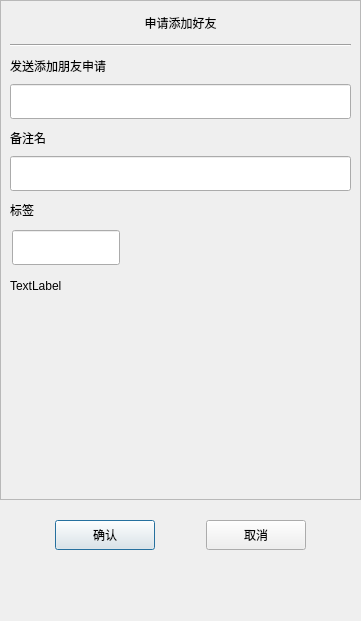
The window that client/llfcchat/src/dialogs/applyfriend.ui (echo9923/mychatter) describes before a commit, drawn with Qt 5.
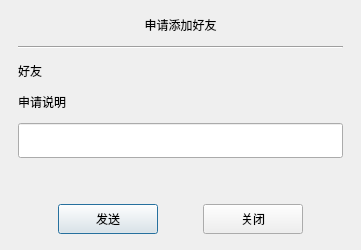
The same window after the commit. Custom widgets are drawn as their Qt base class.

```diff
--- a/client/llfcchat/src/dialogs/applyfriend.ui
+++ b/client/llfcchat/src/dialogs/applyfriend.ui
@@ -3,558 +3,74 @@
  <class>ApplyFriend</class>
  <widget class="QDialog" name="ApplyFriend">
   <property name="geometry">
-   <rect>
-    <x>0</x>
-    <y>0</y>
-    <width>361</width>
-    <height>621</height>
-   </rect>
+   <rect><x>0</x><y>0</y><width>361</width><height>250</height></rect>
   </property>
   <property name="minimumSize">
-   <size>
-    <width>361</width>
-    <height>621</height>
-   </size>
+   <size><width>361</width><height>250</height></size>
   </property>
   <property name="maximumSize">
-   <size>
-    <width>361</width>
-    <height>621</height>
-   </size>
+   <size><width>361</width><height>250</height></size>
   </property>
   <property name="windowTitle">
    <string>Dialog</string>
   </property>
   <layout class="QVBoxLayout" name="verticalLayout">
-   <property name="spacing">
-    <number>0</number>
-   </property>
-   <property name="leftMargin">
-    <number>0</number>
-   </property>
-   <property name="topMargin">
-    <number>0</number>
-   </property>
-   <property name="rightMargin">
-    <number>0</number>
-   </property>
-   <property name="bottomMargin">
-    <number>0</number>
-   </property>
+   <property name="leftMargin"><number>18</number></property>
+   <property name="topMargin"><number>16</number></property>
+   <property name="rightMargin"><number>18</number></property>
+   <property name="bottomMargin"><number>16</number></property>
+   <property name="spacing"><number>12</number></property>
    <item>
-    <widget class="QScrollArea" name="scrollArea">
-     <property name="minimumSize">
-      <size>
-       <width>0</width>
-       <height>500</height>
-      </size>
-     </property>
-     <property name="widgetResizable">
-      <bool>true</bool>
-     </property>
-     <widget class="QWidget" name="scrollcontent">
-      <property name="geometry">
-       <rect>
-        <x>0</x>
-        <y>0</y>
-        <width>359</width>
-        <height>498</height>
-       </rect>
-      </property>
-      <layout class="QVBoxLayout" name="verticalLayout_6">
-       <property name="spacing">
-        <number>0</number>
-       </property>
-       <property name="leftMargin">
-        <number>0</number>
-       </property>
-       <property name="rightMargin">
-        <number>0</number>
-       </property>
-       <item>
-        <widget class="QLabel" name="apply_lb">
-         <property name="minimumSize">
-          <size>
-           <width>0</width>
-           <height>25</height>
-          </size>
-         </property>
-         <property name="maximumSize">
-          <size>
-           <width>16777215</width>
-           <height>25</height>
-          </size>
-         </property>
-         <property name="text">
-          <string>申请添加好友</string>
-         </property>
-         <property name="alignment">
-          <set>Qt::AlignCenter</set>
-         </property>
-        </widget>
-       </item>
-       <item>
-        <widget class="QWidget" name="apply_wid" native="true">
-         <layout class="QVBoxLayout" name="verticalLayout_2">
-          <item>
-           <widget class="Line" name="h_line">
-            <property name="orientation">
-             <enum>Qt::Horizontal</enum>
-            </property>
-           </widget>
-          </item>
-          <item>
-           <widget class="QLabel" name="label">
-            <property name="minimumSize">
-             <size>
-              <width>0</width>
-              <height>25</height>
-             </size>
-            </property>
-            <property name="maximumSize">
-             <size>
-              <width>16777215</width>
-              <height>25</height>
-             </size>
-            </property>
-            <property name="text">
-             <string>发送添加朋友申请</string>
-            </property>
-           </widget>
-          </item>
-          <item>
-           <widget class="CustomizeEdit" name="name_ed">
-            <property name="minimumSize">
-             <size>
-              <width>0</width>
-              <height>35</height>
-             </size>
-            </property>
-            <property name="maximumSize">
-             <size>
-              <width>16777215</width>
-              <height>35</height>
-             </size>
-            </property>
-           </widget>
-          </item>
-          <item>
-           <widget class="QLabel" name="label_2">
-            <property name="minimumSize">
-             <size>
-              <width>0</width>
-              <height>25</height>
-             </size>
-            </property>
-            <property name="maximumSize">
-             <size>
-              <width>16777215</width>
-              <height>25</height>
-             </size>
-            </property>
-            <property name="text">
-             <string>备注名</string>
-            </property>
-           </widget>
-          </item>
-          <item>
-           <widget class="CustomizeEdit" name="back_ed">
-            <property name="minimumSize">
-             <size>
-              <width>0</width>
-              <height>35</height>
-             </size>
-            </property>
-            <property name="maximumSize">
-             <size>
-              <width>16777215</width>
-              <height>35</height>
-             </size>
-            </property>
-           </widget>
-          </item>
-          <item>
-           <widget class="QLabel" name="label_3">
-            <property name="minimumSize">
-             <size>
-              <width>0</width>
-              <height>25</height>
-             </size>
-            </property>
-            <property name="maximumSize">
-             <size>
-              <width>16777215</width>
-              <height>25</height>
-             </size>
-            </property>
-            <property name="text">
-             <string>标签</string>
-            </property>
-           </widget>
-          </item>
-          <item>
-           <widget class="QWidget" name="lb_group_wid" native="true">
-            <property name="minimumSize">
-             <size>
-              <width>0</width>
-              <height>50</height>
-             </size>
-            </property>
-            <layout class="QVBoxLayout" name="verticalLayout_4">
-             <property name="spacing">
-              <number>0</number>
-             </property>
-             <property name="leftMargin">
-              <number>0</number>
-             </property>
-             <property name="topMargin">
-              <number>0</number>
-             </property>
-             <property name="rightMargin">
-              <number>0</number>
-             </property>
-             <property name="bottomMargin">
-              <number>0</number>
-             </property>
-             <item>
-              <widget class="QWidget" name="gridWidget" native="true">
-               <property name="minimumSize">
-                <size>
-                 <width>0</width>
-                 <height>40</height>
-                </size>
-               </property>
-               <property name="maximumSize">
-                <size>
-                 <width>16777215</width>
-                 <height>40</height>
-                </size>
-               </property>
-               <widget class="CustomizeEdit" name="lb_ed">
-                <property name="geometry">
-                 <rect>
-                  <x>2</x>
-                  <y>2</y>
-                  <width>108</width>
-                  <height>35</height>
-                 </rect>
-                </property>
-                <property name="minimumSize">
-                 <size>
-                  <width>0</width>
-                  <height>0</height>
-                 </size>
-                </property>
-                <property name="maximumSize">
-                 <size>
-                  <width>16777215</width>
-                  <height>35</height>
-                 </size>
-                </property>
-               </widget>
-              </widget>
-             </item>
-             <item>
-              <widget class="QWidget" name="input_tip_wid" native="true">
-               <property name="minimumSize">
-                <size>
-                 <width>0</width>
-                 <height>35</height>
-                </size>
-               </property>
-               <layout class="QVBoxLayout" name="verticalLayout_5">
-                <property name="spacing">
-                 <number>0</number>
-                </property>
-                <property name="leftMargin">
-                 <number>0</number>
-                </property>
-                <property name="topMargin">
-                 <number>0</number>
-                </property>
-                <property name="rightMargin">
-                 <number>0</number>
-                </property>
-                <property name="bottomMargin">
-                 <number>0</number>
-                </property>
-                <item>
-                 <widget class="ClickedOnceLabel" name="tip_lb">
-                  <property name="text">
-                   <string>TextLabel</string>
-                  </property>
-                  <property name="alignment">
-                   <set>Qt::AlignLeading|Qt::AlignLeft|Qt::AlignVCenter</set>
-                  </property>
-                 </widget>
-                </item>
-               </layout>
-              </widget>
-             </item>
-            </layout>
-           </widget>
-          </item>
-          <item>
-           <widget class="QWidget" name="widget" native="true">
-            <property name="minimumSize">
-             <size>
-              <width>0</width>
-              <height>60</height>
-             </size>
-            </property>
-            <property name="maximumSize">
-             <size>
-              <width>16777215</width>
-              <height>16777215</height>
-             </size>
-            </property>
-            <layout class="QHBoxLayout" name="horizontalLayout">
-             <property name="leftMargin">
-              <number>0</number>
-             </property>
-             <property name="topMargin">
-              <number>0</number>
-             </property>
-             <property name="rightMargin">
-              <number>0</number>
-             </property>
-             <property name="bottomMargin">
-              <number>0</number>
-             </property>
-             <item>
-              <widget class="QWidget" name="lb_list" native="true">
-               <property name="minimumSize">
-                <size>
-                 <width>287</width>
-                 <height>50</height>
-                </size>
-               </property>
-               <property name="maximumSize">
-                <size>
-                 <width>287</width>
-                 <height>16777215</height>
-                </size>
-               </property>
-              </widget>
-             </item>
-             <item>
-              <widget class="QWidget" name="more_lb_wid" native="true">
-               <property name="minimumSize">
-                <size>
-                 <width>30</width>
-                 <height>0</height>
-                </size>
-               </property>
-               <property name="maximumSize">
-                <size>
-                 <width>30</width>
-                 <height>16777215</height>
-                </size>
-               </property>
-               <layout class="QVBoxLayout" name="verticalLayout_3">
-                <property name="leftMargin">
-                 <number>2</number>
-                </property>
-                <property name="topMargin">
-                 <number>2</number>
-                </property>
-                <property name="rightMargin">
-                 <number>2</number>
-                </property>
-                <property name="bottomMargin">
-                 <number>2</number>
-                </property>
-                <item>
-                 <spacer name="verticalSpacer_2">
-                  <property name="orientation">
-                   <enum>Qt::Vertical</enum>
-                  </property>
-                  <property name="sizeHint" stdset="0">
-                   <size>
-                    <width>20</width>
-                    <height>40</height>
-                   </size>
-                  </property>
-                 </spacer>
-                </item>
-                <item>
-                 <widget class="ClickedOnceLabel" name="more_lb">
-                  <property name="minimumSize">
-                   <size>
-                    <width>25</width>
-                    <height>25</height>
-                   </size>
-                  </property>
-                  <property name="maximumSize">
-                   <size>
-                    <width>25</width>
-                    <height>25</height>
-                   </size>
-                  </property>
-                  <property name="text">
-                   <string/>
-                  </property>
-                 </widget>
-                </item>
-                <item>
-                 <spacer name="verticalSpacer_4">
-                  <property name="orientation">
-                   <enum>Qt::Vertical</enum>
-                  </property>
-                  <property name="sizeType">
-                   <enum>QSizePolicy::Fixed</enum>
-                  </property>
-                  <property name="sizeHint" stdset="0">
-                   <size>
-                    <width>20</width>
-                    <height>60</height>
-                   </size>
-                  </property>
-                 </spacer>
-                </item>
-               </layout>
-              </widget>
-             </item>
-            </layout>
-           </widget>
-          </item>
-         </layout>
-        </widget>
-       </item>
-      </layout>
-     </widget>
+    <widget class="QLabel" name="apply_lb">
+     <property name="text"><string>&#30003;&#35831;&#28155;&#21152;&#22909;&#21451;</string></property>
+     <property name="alignment"><set>Qt::AlignCenter</set></property>
     </widget>
    </item>
    <item>
-    <spacer name="verticalSpacer_3">
-     <property name="orientation">
-      <enum>Qt::Vertical</enum>
-     </property>
-     <property name="sizeType">
-      <enum>QSizePolicy::Fixed</enum>
-     </property>
-     <property name="sizeHint" stdset="0">
-      <size>
-       <width>20</width>
-       <height>10</height>
-      </size>
-     </property>
-    </spacer>
+    <widget class="Line" name="h_line">
+     <property name="orientation"><enum>Qt::Horizontal</enum></property>
+    </widget>
+   </item>
+   <item>
+    <layout class="QHBoxLayout" name="targetLayout">
+     <item><widget class="QLabel" name="target_title_lb"><property name="text"><string>&#22909;&#21451;</string></property></widget></item>
+     <item><widget class="QLabel" name="target_name_lb"><property name="text"><string/></property></widget></item>
+     <item><spacer name="targetSpacer"><property name="orientation"><enum>Qt::Horizontal</enum></property><property name="sizeHint" stdset="0"><size><width>40</width><height>20</height></size></property></spacer></item>
+    </layout>
+   </item>
+   <item>
+    <widget class="QLabel" name="request_title_lb">
+     <property name="text"><string>&#30003;&#35831;&#35828;&#26126;</string></property>
+    </widget>
+   </item>
+   <item>
+    <widget class="CustomizeEdit" name="name_ed">
+     <property name="minimumSize"><size><width>0</width><height>35</height></size></property>
+    </widget>
+   </item>
+   <item>
+    <spacer name="verticalSpacer"><property name="orientation"><enum>Qt::Vertical</enum></property><property name="sizeHint" stdset="0"><size><width>20</width><height>20</height></size></property></spacer>
    </item>
    <item>
     <widget class="QWidget" name="apply_sure_wid" native="true">
-     <property name="minimumSize">
-      <size>
-       <width>0</width>
-       <height>50</height>
-      </size>
-     </property>
-     <layout class="QHBoxLayout" name="horizontalLayout_2">
-      <item>
-       <spacer name="horizontalSpacer">
-        <property name="orientation">
-         <enum>Qt::Horizontal</enum>
-        </property>
-        <property name="sizeHint" stdset="0">
-         <size>
-          <width>39</width>
-          <height>20</height>
-         </size>
-        </property>
-       </spacer>
-      </item>
-      <item>
-       <widget class="ClickedBtn" name="sure_btn">
-        <property name="minimumSize">
-         <size>
-          <width>100</width>
-          <height>30</height>
-         </size>
-        </property>
-        <property name="maximumSize">
-         <size>
-          <width>100</width>
-          <height>30</height>
-         </size>
-        </property>
-        <property name="text">
-         <string>确认</string>
-        </property>
-       </widget>
-      </item>
-      <item>
-       <spacer name="horizontalSpacer_3">
-        <property name="orientation">
-         <enum>Qt::Horizontal</enum>
-        </property>
-        <property name="sizeHint" stdset="0">
-         <size>
-          <width>40</width>
-          <height>20</height>
-         </size>
-        </property>
-       </spacer>
-      </item>
-      <item>
-       <widget class="ClickedBtn" name="cancel_btn">
-        <property name="minimumSize">
-         <size>
-          <width>100</width>
-          <height>30</height>
-         </size>
-        </property>
-        <property name="text">
-         <string>取消</string>
-        </property>
-       </widget>
-      </item>
-      <item>
-       <spacer name="horizontalSpacer_2">
-        <property name="orientation">
-         <enum>Qt::Horizontal</enum>
-        </property>
-        <property name="sizeHint" stdset="0">
-         <size>
-          <width>40</width>
-          <height>20</height>
-         </size>
-        </property>
-       </spacer>
-      </item>
+     <layout class="QHBoxLayout" name="buttonLayout">
+      <property name="leftMargin"><number>0</number></property>
+      <property name="topMargin"><number>0</number></property>
+      <property name="rightMargin"><number>0</number></property>
+      <property name="bottomMargin"><number>0</number></property>
+      <item><spacer name="leftButtonSpacer"><property name="orientation"><enum>Qt::Horizontal</enum></property><property name="sizeHint" stdset="0"><size><width>40</width><height>20</height></size></property></spacer></item>
+      <item><widget class="ClickedBtn" name="sure_btn"><property name="minimumSize"><size><width>100</width><height>30</height></size></property><property name="text"><string>&#21457;&#36865;</string></property></widget></item>
+      <item><spacer name="middleButtonSpacer"><property name="orientation"><enum>Qt::Horizontal</enum></property><property name="sizeHint" stdset="0"><size><width>20</width><height>20</height></size></property></spacer></item>
+      <item><widget class="ClickedBtn" name="cancel_btn"><property name="minimumSize"><size><width>100</width><height>30</height></size></property><property name="text"><string>&#20851;&#38381;</string></property></widget></item>
+      <item><spacer name="rightButtonSpacer"><property name="orientation"><enum>Qt::Horizontal</enum></property><property name="sizeHint" stdset="0"><size><width>40</width><height>20</height></size></property></spacer></item>
      </layout>
     </widget>
    </item>
-   <item>
-    <spacer name="verticalSpacer">
-     <property name="orientation">
-      <enum>Qt::Vertical</enum>
-     </property>
-     <property name="sizeHint" stdset="0">
-      <size>
-       <width>20</width>
-       <height>40</height>
-      </size>
-     </property>
-    </spacer>
-   </item>
   </layout>
  </widget>
  <customwidgets>
-  <customwidget>
-   <class>CustomizeEdit</class>
-   <extends>QLineEdit</extends>
-   <header>customizeedit.h</header>
-  </customwidget>
-  <customwidget>
-   <class>ClickedBtn</class>
-   <extends>QPushButton</extends>
-   <header>clickedbtn.h</header>
-  </customwidget>
-  <customwidget>
-   <class>ClickedOnceLabel</class>
-   <extends>QLabel</extends>
-   <header>clickedoncelabel.h</header>
-  </customwidget>
+  <customwidget><class>CustomizeEdit</class><extends>QLineEdit</extends><header>customizeedit.h</header></customwidget>
+  <customwidget><class>ClickedBtn</class><extends>QPushButton</extends><header>clickedbtn.h</header></customwidget>
  </customwidgets>
  <resources/>
  <connections/>
```
Left out of the diff: 2 changed lines with no effect on the pictures.
